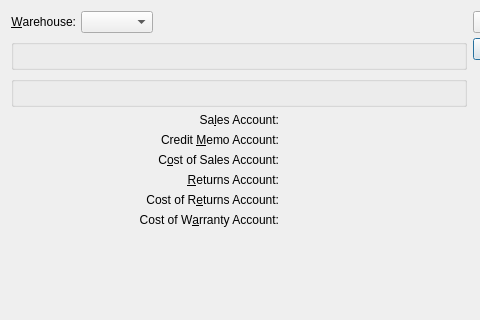
Pegasus-RPG/xtuple-client, file guiclient/salesAccount.ui: the form before one commit; both pictures show x 0 to 480 and y 0 to 320 of the 564 by 540 pixel window.
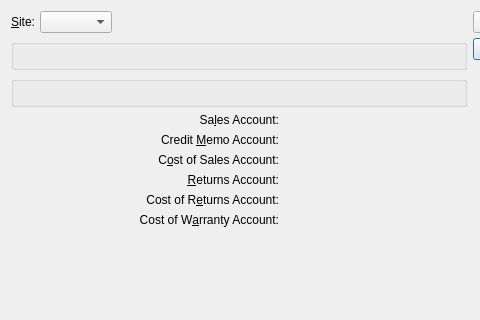
The form after the commit. Custom widgets are drawn as their Qt base class.

Commit message: issue #6692:first pass for changing "Warehouse" to "Site"

The edit to the form file:
```diff
--- a/guiclient/salesAccount.ui
+++ b/guiclient/salesAccount.ui
@@ -21,7 +21,7 @@
      <item>
       <widget class="QLabel" name="_warehouseLit" >
        <property name="text" >
-        <string>&amp;Warehouse:</string>
+        <string>&amp;Site:</string>
        </property>
        <property name="alignment" >
         <set>Qt::AlignRight|Qt::AlignTrailing|Qt::AlignVCenter</set>
```
The commit also changes 201 other files.
